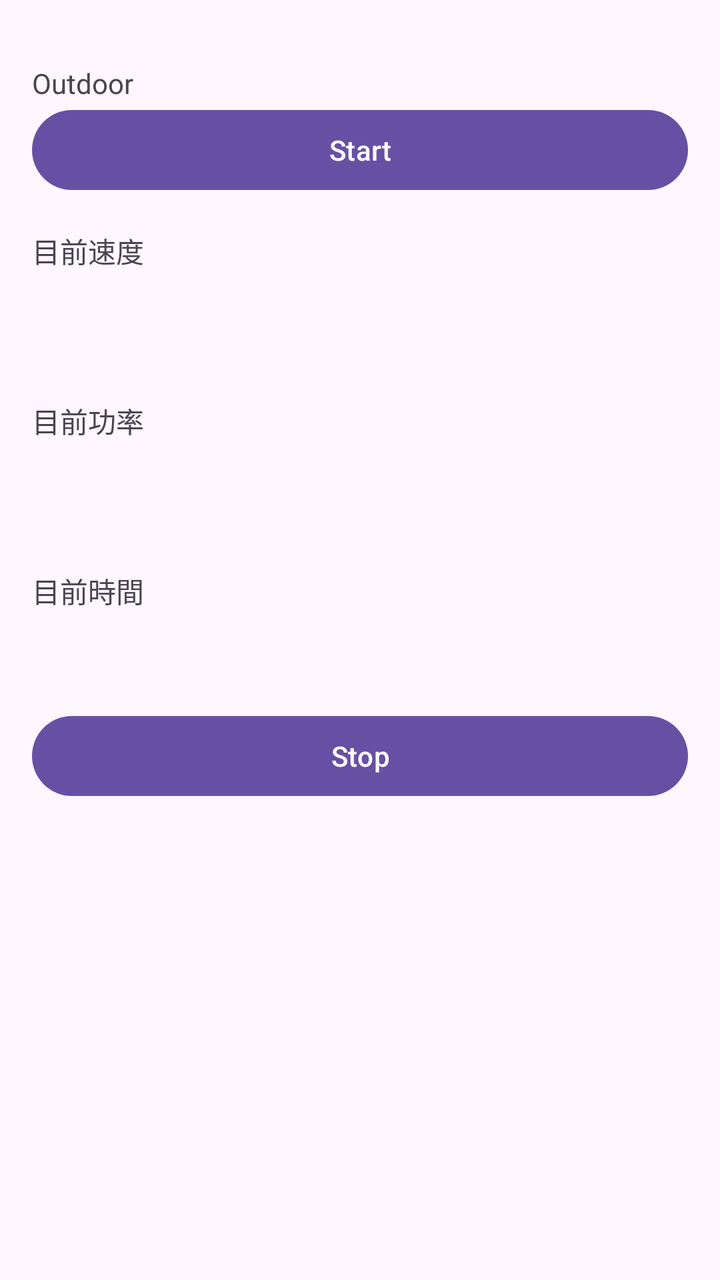
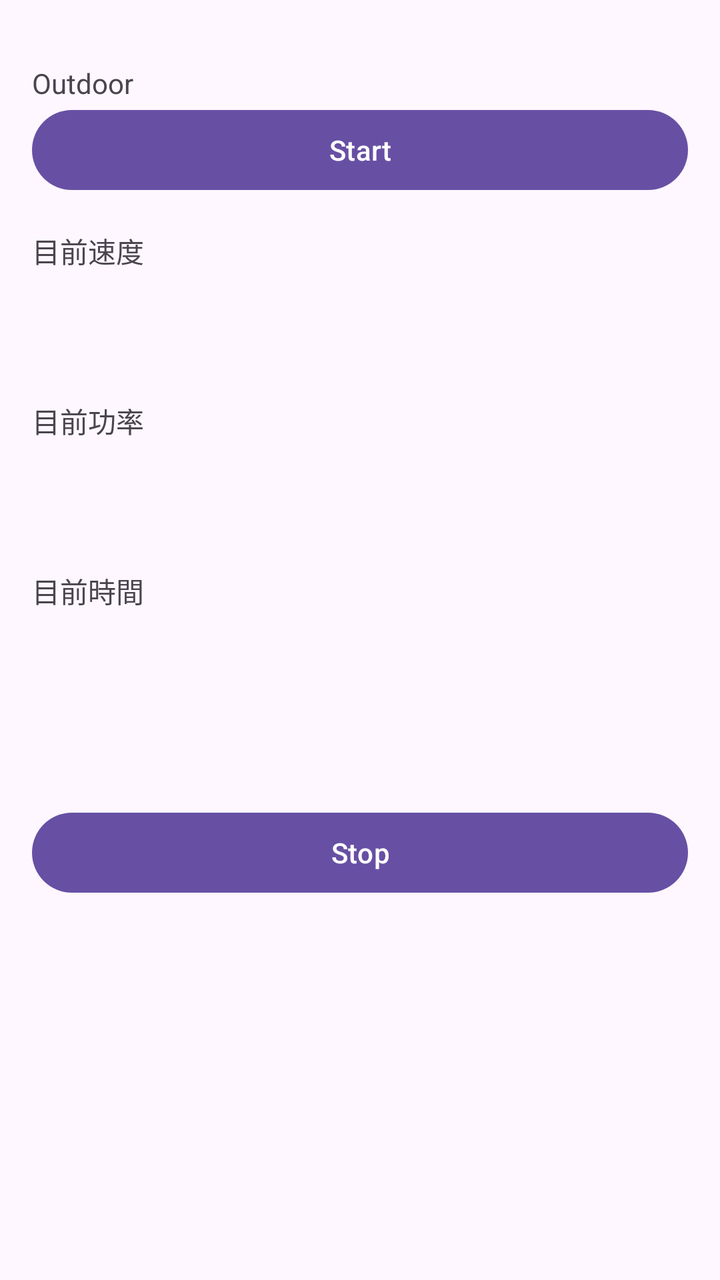

Screens rendered from an Android XML layout before and after an edit, with the pre-edit source and the edit as a unified diff.
<!-- AndroidManifest.xml: application theme Theme.BmiCalculator -->
<!-- res/layout/activity_outdoor.xml -->
<?xml version="1.0" encoding="utf-8"?>
<ScrollView xmlns:android="http://schemas.android.com/apk/res/android"
    android:layout_width="match_parent"
    android:layout_height="match_parent">

    <LinearLayout
        android:layout_width="match_parent"
        android:layout_height="wrap_content"
        android:orientation="vertical"
        android:padding="16dp">

        <TextView
            android:layout_width="match_parent"
            android:layout_height="wrap_content"
            android:text="@string/Outdoor"
            android:paddingTop="16dp"/>

        <Button
            android:id="@+id/buttonStart"
            android:layout_width="match_parent"
            android:layout_height="wrap_content"
            android:text="@string/start" />

        <TextView
            android:layout_width="match_parent"
            android:layout_height="wrap_content"
            android:text="@string/now_speed"
            android:paddingTop="16dp"/>

        <TextView
            android:id="@+id/textViewSpeed"
            android:layout_width="match_parent"
            android:layout_height="wrap_content"
            android:paddingTop="16dp"
            android:textSize="24sp" />

        <TextView
            android:layout_width="match_parent"
            android:layout_height="wrap_content"
            android:text="@string/now_power"
            android:paddingTop="16dp"/>

        <TextView
            android:id="@+id/powerDataTextView"
            android:layout_width="match_parent"
            android:layout_height="wrap_content"
            android:paddingTop="16dp"
            android:textSize="24sp" />

        <TextView
            android:layout_width="match_parent"
            android:layout_height="wrap_content"
            android:text="@string/now_time"
            android:paddingTop="16dp"/>

        <TextView
            android:id="@+id/textViewTime"
            android:layout_width="match_parent"
            android:layout_height="wrap_content"
            android:paddingTop="16dp"
            android:textSize="24sp" />

        <Button
            android:id="@+id/buttonPause"
            android:layout_width="match_parent"
            android:layout_height="wrap_content"
            android:text="@string/pause" />

    </LinearLayout>
</ScrollView>
<!-- resources referenced by this layout -->
<resources>
  <string name="Outdoor">Outdoor</string>
  <string name="now_power">目前功率</string>
  <string name="now_speed">目前速度</string>
  <string name="now_time">目前時間</string>
  <string name="pause">Stop</string>
  <string name="start">Start</string>
  <style name="Theme.BmiCalculator" parent="Base.Theme.BmiCalculator" />
  <style name="Base.Theme.BmiCalculator" parent="Theme.Material3.DayNight.NoActionBar">
          
          
      </style>
</resources>

<!-- the commit's change to res/layout/activity_outdoor.xml (unified diff, before → after) -->
@@ -60,6 +60,13 @@
             android:paddingTop="16dp"
             android:textSize="24sp" />
 
+        <TextView
+            android:id="@+id/textViewSlope"
+            android:layout_width="match_parent"
+            android:layout_height="wrap_content"
+            android:paddingTop="16dp"
+            android:textSize="24sp" />
+
         <Button
             android:id="@+id/buttonPause"
             android:layout_width="match_parent"
